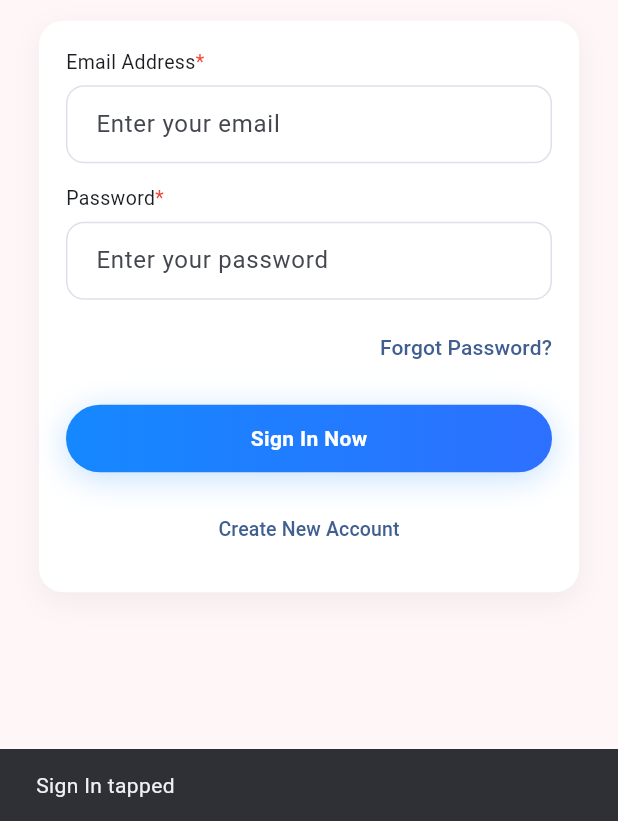
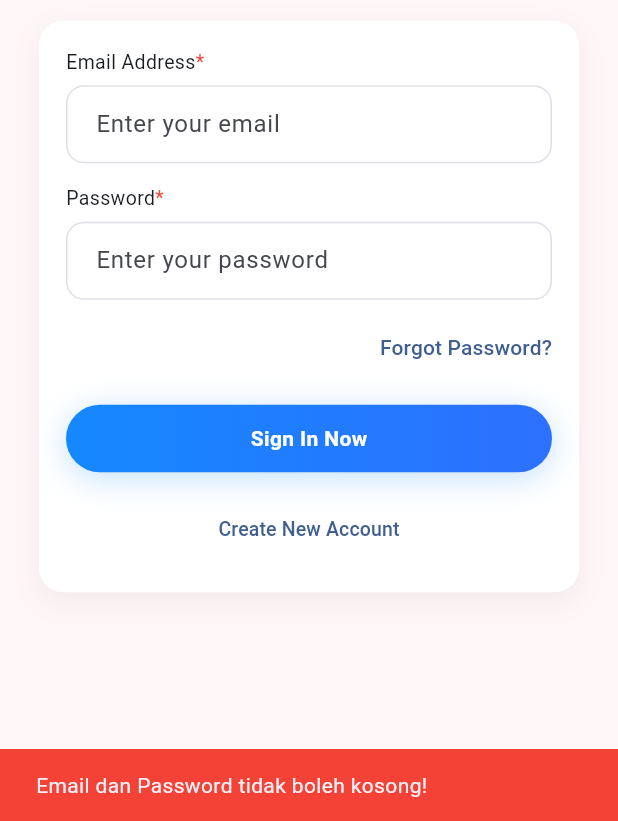
Before and after one commit to IndraAndrean/prak-mobilelanjut-2307051027, a Flutter app: the screen it shows after launch, after a tap on "Sign In Now", on a phone screen of 412 x 824 dp, the part 415-1236 px from its top. Run offline on Flutter 3.47's test engine with Material 3 defaults, Android fonts, the phone set to English and light mode, and no system bars.

Commit message:
pertemuan-5

```diff
--- a/lib/main.dart
+++ b/lib/main.dart
@@ -1,6 +1,7 @@
 import 'package:flutter/material.dart';
 import 'screens/login_screen.dart';
 import 'screens/signup_screen.dart';
+import 'screens/dashboard_screen.dart';
 
 void main() => runApp(const JustduitApp());
 
@@ -40,6 +41,7 @@ class JustduitApp extends StatelessWidget {
         '/': (context) => const LoginScreen(), // default = Sign In
         '/signin': (context) => const LoginScreen(),
         '/signup': (context) => const SignupScreen(),
+        DashboardScreen.route: (context) => const DashboardScreen(),
       },
     );
   }
--- a/lib/screens/login_screen.dart
+++ b/lib/screens/login_screen.dart
@@ -1,5 +1,7 @@
 import 'package:flutter/material.dart';
 import 'signup_screen.dart';
+import 'dashboard_screen.dart';
+
 
 class LoginScreen extends StatefulWidget {
   static const route = '/signin';
@@ -154,15 +156,33 @@ class _LoginScreenState extends State<LoginScreen> {
                       const SizedBox(height: 14),
 
                       // Tombol Sign In
-                      primaryButton('Sign In Now', () {
-                        ScaffoldMessenger.of(context).showSnackBar(
-                          const SnackBar(content: Text('Sign In tapped')),
-                        );
-                      }),
+                      primaryButton(
+                        'Sign In Now',
+                        () {
+                          // Cek apakah email atau password kosong
+                          if (_email.text.isEmpty || _pass.text.isEmpty) {
+                            // Jika ya, tampilkan notifikasi error
+                            ScaffoldMessenger.of(context).showSnackBar(
+                              const SnackBar(
+                                content: Text(
+                                    'Email dan Password tidak boleh kosong!'),
+                                backgroundColor: Colors.red,
+                              ),
+                            );
+                          } else {
+                            // Jika tidak, lanjutkan ke dashboard
+                            Navigator.pushNamedAndRemoveUntil(
+                              context,
+                              DashboardScreen.route,
+                              (route) => false,
+                            );
+                          }
+                        },
+                      ),
                       const SizedBox(height: 14),
 
                       // Tombol Create Account
-                      Center(
+                       Center(
                         child: TextButton(
                           onPressed: () => Navigator.pushNamed(
                             context,
```
Also changed, not shown: lib/screens/dashboard_screen.dart (added, +111 -0 lines), pubspec.yaml (+4 -4 lines), 1 other file.
